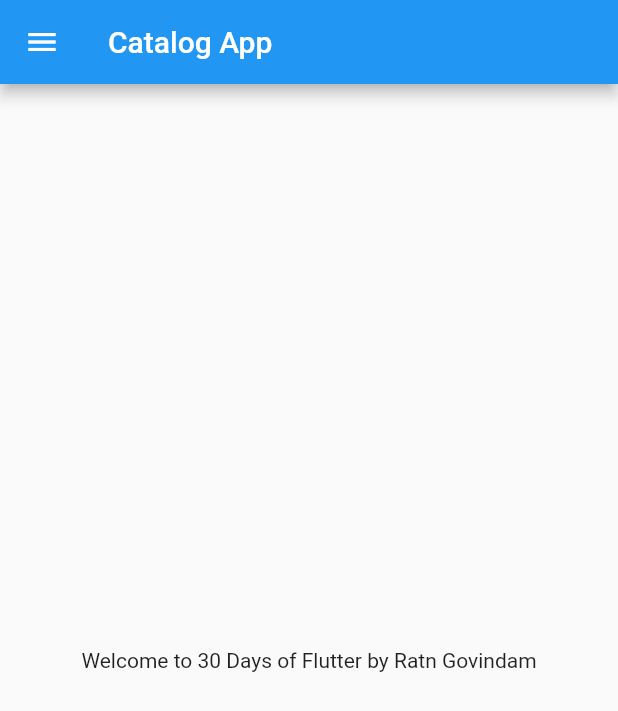
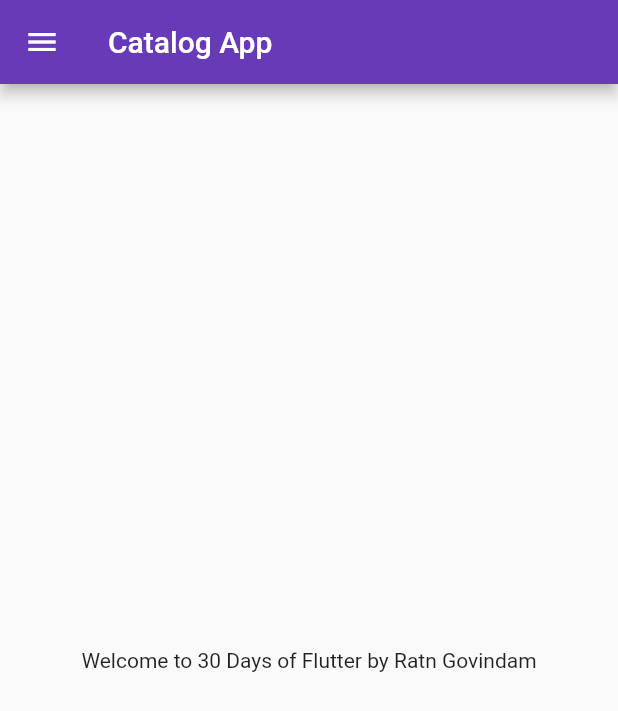
Before and after one commit to RG-7/30DaysofFlutter, a Flutter app: the screen it shows after launch, on a phone screen of 412 x 824 dp. Shown: the top 711 px of the screen. Run offline on Flutter 3.47's test engine with Material 2 defaults, Android fonts, the phone set to English and light mode, and no system bars.

Commit message:
Day 3 Completed

```diff
--- a/lib/main.dart
+++ b/lib/main.dart
@@ -1,6 +1,7 @@
 import 'package:flutter/material.dart';
+import 'package:flutter_catalog/pages/login_page.dart';
 
-import 'home_page.dart';
+import 'pages/home_page.dart';
 
 void main() {
   runApp(MyApp());
@@ -11,9 +12,19 @@ class MyApp extends StatelessWidget {
 
   @override
   Widget build(BuildContext context) {
-
     return MaterialApp(
-      home: HomePage(),
+      // home: HomePage(),
+      themeMode: ThemeMode.light,
+      theme: ThemeData(primarySwatch: Colors.deepPurple),
+      darkTheme: ThemeData(
+        brightness: Brightness.dark,
+      ),
+      initialRoute: "/home",
+      routes: {
+        "/": (context) => LoginPage(),
+        "/home": (context) => HomePage(),
+        "/login": (context) => LoginPage(),
+      },
     );
   }
 }
```
Also changed, not shown: lib/pages/login_page.dart (added, +21 -0 lines), lib/pages/home_page.dart (renamed from lib/home_page.dart), 1 other file.
